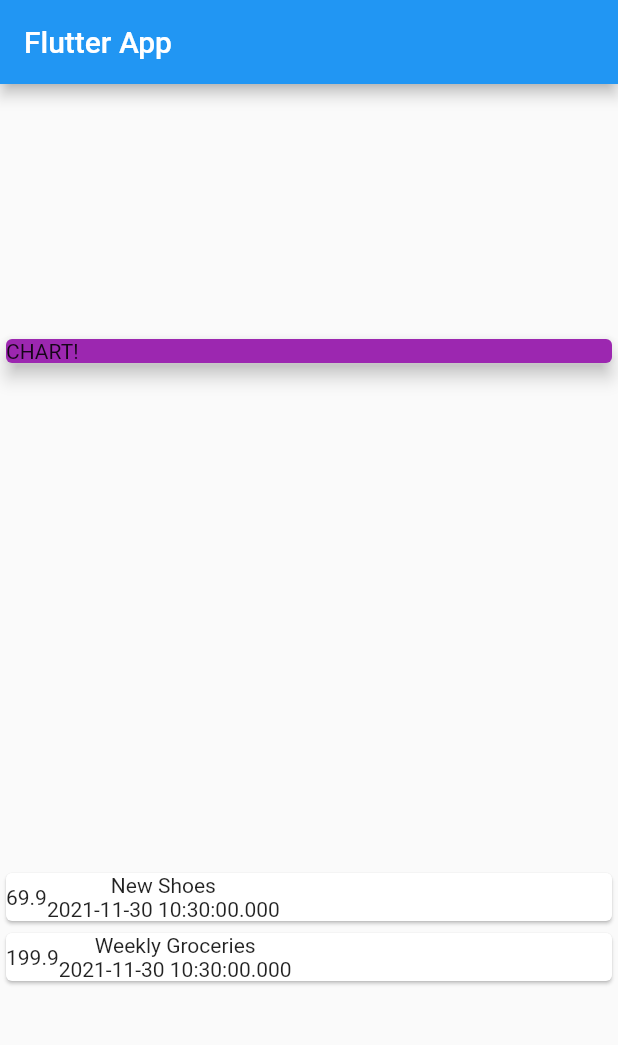
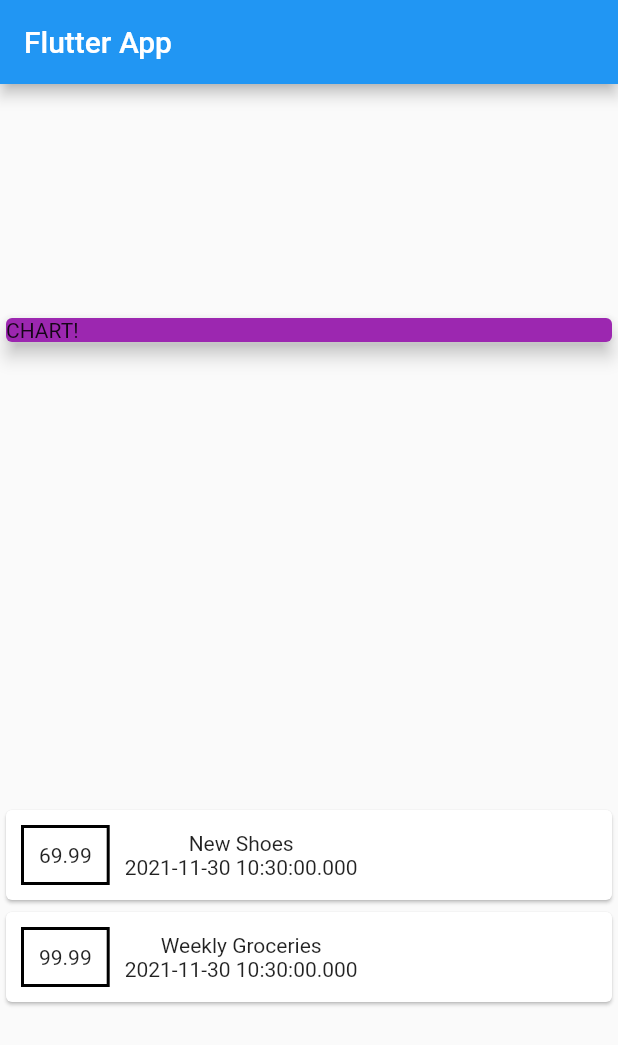
Before and after one commit to hanani14/Flutter-Training, a Flutter app: the screen it shows after launch, on a phone screen of 412 x 824 dp. Shown: the top 1045 px of the screen. Run offline on Flutter 3.47's test engine with Material 2 defaults, Android fonts, the light colour scheme and no system bars.

Commit message:
styling a container

```diff
--- a/flutter_guide/lib/main.dart
+++ b/flutter_guide/lib/main.dart
@@ -22,11 +22,11 @@ class MyApp extends StatelessWidget {
 class MyHomePage extends StatelessWidget {
   final List<Transaction> transactions = [
     Transaction(
-        id: 't1', title: 'New Shoes', amount: 69.90, date: DateTime.now()),
+        id: 't1', title: 'New Shoes', amount: 69.99, date: DateTime.now()),
     Transaction(
         id: 't2',
         title: 'Weekly Groceries',
-        amount: 199.90,
+        amount: 99.99,
         date: DateTime.now())
   ];
 
@@ -54,7 +54,14 @@ class MyHomePage extends StatelessWidget {
               return Card(
                 child: Row(
                   children: [
-                    Container(child: Text(tx.amount.toString())),
+                    //styling a container
+                    Container(
+                        decoration: BoxDecoration(
+                            border: Border.all(color: Colors.black, width: 2)),
+                        padding: EdgeInsets.all(10),
+                        margin:
+                            EdgeInsets.symmetric(vertical: 10, horizontal: 10),
+                        child: Text(tx.amount.toString())),
                     Column(
                       children: [
                         Text(tx.title),
```
